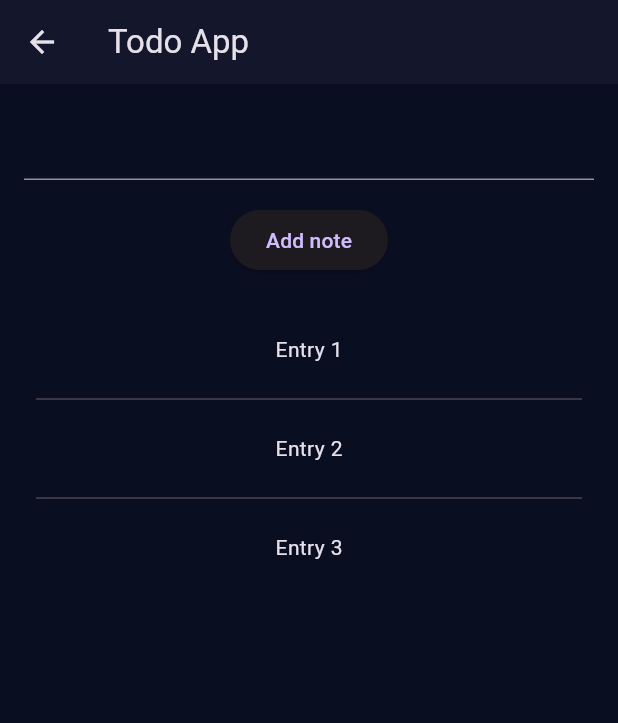
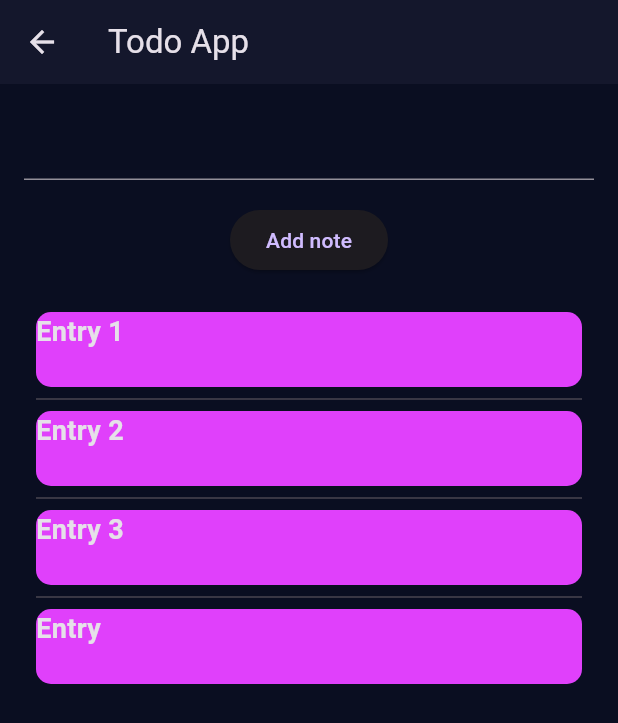
Before and after one commit to systemry420/flutter_apps, a Flutter app: the MainTodo screen opened by its route, after a tap on "Add note", on a phone screen of 412 x 824 dp. Shown: the top 723 px of the screen. Run offline on Flutter 3.47's test engine with Material 3 defaults, Android fonts, the phone set to English and light mode, and no system bars; missing offline and left inert: dart:ffi.

Commit message:
add todo notes to the list

```diff
--- a/lib/TodoApp/Main-Todo.dart
+++ b/lib/TodoApp/Main-Todo.dart
@@ -11,7 +11,20 @@ class MainTodo extends StatefulWidget {
 }
 
 class _MainTodoState extends State<MainTodo> {
+  late TextEditingController _controller;
   List<String> entries = ['1', '2', '3'];
+
+  @override
+  void initState() {
+    _controller = TextEditingController();
+    super.initState();
+  }
+
+  @override
+  void dispose() {
+    _controller.dispose();
+    super.dispose();
+  }
 
   @override
   Widget build(BuildContext context) {
@@ -27,11 +40,18 @@ class _MainTodoState extends State<MainTodo> {
           children: [
             TextField(
               style: TextStyle(color: Colors.white),
+              controller: _controller,
             ),
             Padding(
               padding: const EdgeInsets.all(16.0),
               child: ElevatedButton(
-                onPressed: () {},
+                onPressed: () {
+                  setState(() {
+                    String inputText = _controller.text;
+                    entries.add(inputText);
+                    _controller.text = '';
+                  });
+                },
                 child: Text('Add note'),
               ),
             ),
@@ -42,9 +62,18 @@ class _MainTodoState extends State<MainTodo> {
                   itemCount: entries.length,
                   itemBuilder: (BuildContext context, int index) {
                     return Container(
+                      decoration: BoxDecoration(
+                        color: Colors.purpleAccent,
+                        borderRadius: BorderRadius.all(Radius.circular(10))
+                      ),
                       height: 50,
-                      color: Colors.amber[int.parse(entries[index])],
-                      child: Center(child: Text('Entry ${entries[index]}')),
+                      child: Text(
+                        'Entry ${entries[index]}',
+                        style: TextStyle(
+                          fontSize: 18,
+                          fontWeight: FontWeight.bold,
+                        ),
+                      ),
                     );
                   },
                   separatorBuilder: (BuildContext context, int index) =>
```
